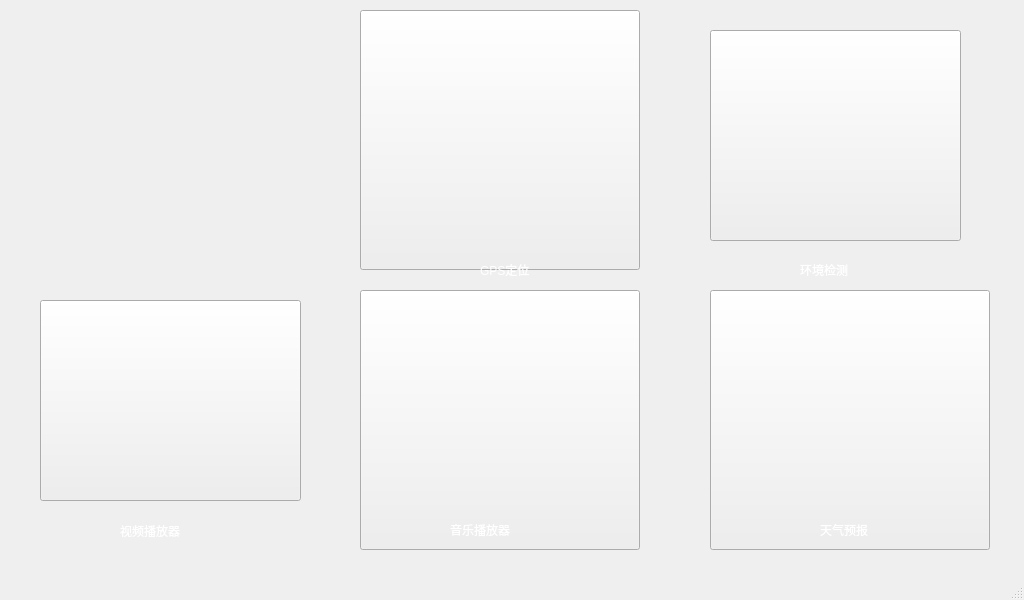
This is mainwindow.ui in flowe17r/LinuxCarSystem as Qt 5 draws it before an edit. The edited form follows.
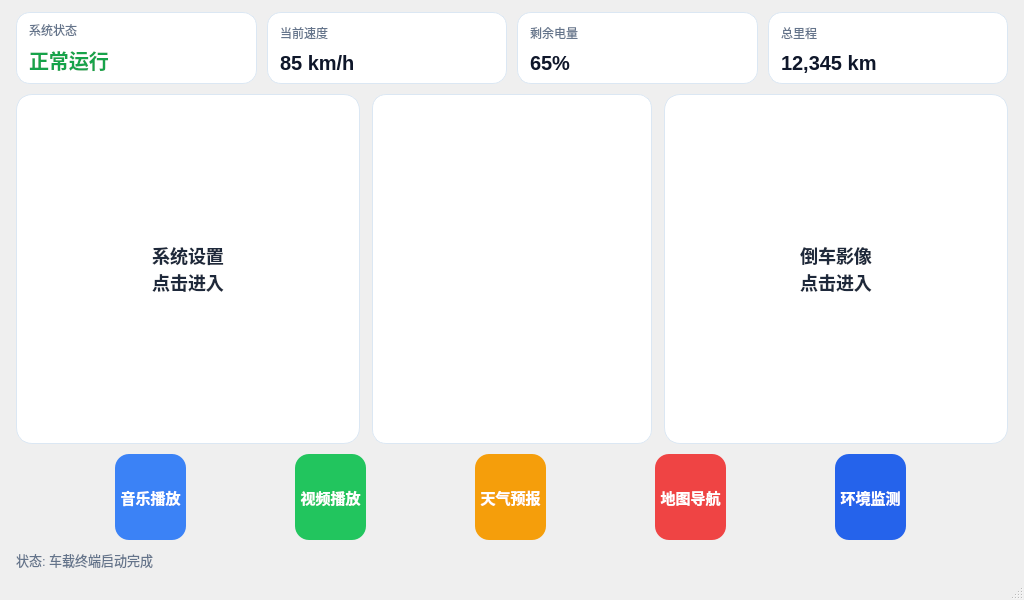
This is the edited form. Icons and pictures are not drawn. Custom widgets are drawn as their Qt base class.

Commit message: V1.2 新增摄像头采集、速度仪表盘、室内GPS定位、MQ135空气质量检测及设置页面

Diff of the .ui file:
```diff
--- a/mainwindow.ui
+++ b/mainwindow.ui
@@ -10,6 +10,12 @@
     <height>600</height>
    </rect>
   </property>
+  <property name="minimumSize">
+   <size>
+    <width>1024</width>
+    <height>600</height>
+   </size>
+  </property>
   <property name="maximumSize">
    <size>
     <width>1024</width>
@@ -21,210 +27,490 @@
   </property>
   <property name="styleSheet">
    <string notr="true">
-QMainWindow { border-image: url(:/images/1.jpg); }</string>
+QMainWindow, QWidget#centralwidget {
+  background: qlineargradient(x1:0, y1:0, x2:0, y2:1,
+    stop:0 #e8f4ff, stop:1 #f4f8fc);
+}
+QFrame#infoCard1, QFrame#infoCard2, QFrame#infoCard3, QFrame#infoCard4, QFrame#gaugeCard {
+  background-color: #ffffff;
+  border: 1px solid #dbe7f3;
+  border-radius: 14px;
+}
+QToolButton#btnSettings, QToolButton#btnCamera {
+  background-color: #ffffff;
+  border: 1px solid #dbe7f3;
+  border-radius: 16px;
+  color: #1e293b;
+  font-size: 18px;
+  font-weight: bold;
+  padding: 8px;
+}
+QToolButton#btnSettings:pressed, QToolButton#btnCamera:pressed {
+  background-color: #e0f2fe;
+}
+QLabel#titleStatus, QLabel#titleSpeed, QLabel#titleBattery, QLabel#titleOdo {
+  color: #64748b; font-size: 12px;
+}
+QLabel#labelSpeed, QLabel#labelBattery, QLabel#labelOdo {
+  color: #0f172a; font-size: 20px; font-weight: bold;
+}
+QLabel#footerLabel, QLabel#datelable, QLabel#timelable { color: #64748b; font-size: 13px; }
+</string>
   </property>
   <widget class="QWidget" name="centralwidget">
-   <widget class="QPushButton" name="pushButton">
-    <property name="geometry">
-     <rect>
-      <x>40</x>
-      <y>300</y>
-      <width>261</width>
-      <height>201</height>
-     </rect>
+   <layout class="QVBoxLayout" name="rootLayout">
+    <property name="spacing">
+     <number>10</number>
     </property>
-    <property name="styleSheet">
-     <string notr="true">QPushButton { border-image: url(:/images/Video1.png) }
-</string>
+    <property name="leftMargin">
+     <number>16</number>
     </property>
-    <property name="text">
-     <string/>
+    <property name="topMargin">
+     <number>12</number>
     </property>
-   </widget>
-   <widget class="QPushButton" name="pushButton_2">
-    <property name="geometry">
-     <rect>
-      <x>360</x>
-      <y>290</y>
-      <width>280</width>
-      <height>260</height>
-     </rect>
+    <property name="rightMargin">
+     <number>16</number>
     </property>
-    <property name="styleSheet">
-     <string notr="true">QPushButton { border-image: url(:/images/Music.png) }</string>
+    <property name="bottomMargin">
+     <number>8</number>
     </property>
-    <property name="text">
-     <string/>
-    </property>
-   </widget>
-   <widget class="QPushButton" name="pushButton_3">
-    <property name="geometry">
-     <rect>
-      <x>710</x>
-      <y>290</y>
-      <width>280</width>
-      <height>260</height>
-     </rect>
-    </property>
-    <property name="styleSheet">
-     <string notr="true">QPushButton { border-image: url(:/images/Weather.png) }</string>
-    </property>
-    <property name="text">
-     <string/>
-    </property>
-   </widget>
-   <widget class="QPushButton" name="pushButton_4">
-    <property name="geometry">
-     <rect>
-      <x>710</x>
-      <y>30</y>
-      <width>251</width>
-      <height>211</height>
-     </rect>
-    </property>
-    <property name="styleSheet">
-     <string notr="true">QPushButton { border-image: url(:/images/environment.png) }</string>
-    </property>
-    <property name="text">
-     <string/>
-    </property>
-   </widget>
-   <widget class="QPushButton" name="pushButton_5">
-    <property name="geometry">
-     <rect>
-      <x>360</x>
-      <y>10</y>
-      <width>280</width>
-      <height>260</height>
-     </rect>
-    </property>
-    <property name="styleSheet">
-     <string notr="true">QPushButton { border-image: url(:/images/gps.png) }</string>
-    </property>
-    <property name="text">
-     <string/>
-    </property>
-   </widget>
-   <widget class="QLabel" name="timelable">
-    <property name="geometry">
-     <rect>
-      <x>130</x>
-      <y>80</y>
-      <width>161</width>
-      <height>51</height>
-     </rect>
-    </property>
-    <property name="styleSheet">
-     <string notr="true">font: 75 20pt &quot;Agency FB&quot;;
-color: rgb(255, 255, 255);</string>
-    </property>
-    <property name="text">
-     <string/>
-    </property>
-   </widget>
-   <widget class="QLabel" name="datelable">
-    <property name="geometry">
-     <rect>
-      <x>20</x>
-      <y>160</y>
-      <width>321</width>
-      <height>51</height>
-     </rect>
-    </property>
-    <property name="styleSheet">
-     <string notr="true">font: 75 20pt &quot;Agency FB&quot;;
-color: rgb(255, 255, 255);
-</string>
-    </property>
-    <property name="text">
-     <string/>
-    </property>
-   </widget>
-   <widget class="QLabel" name="label">
-    <property name="geometry">
-     <rect>
-      <x>120</x>
-      <y>520</y>
-      <width>91</width>
-      <height>21</height>
-     </rect>
-    </property>
-    <property name="styleSheet">
-     <string notr="true">font: 10pt &quot;Agency FB&quot;;
-color: rgb(255, 255, 255);</string>
-    </property>
-    <property name="text">
-     <string>视频播放器</string>
-    </property>
-   </widget>
-   <widget class="QLabel" name="label_2">
-    <property name="geometry">
-     <rect>
-      <x>450</x>
-      <y>520</y>
-      <width>91</width>
-      <height>20</height>
-     </rect>
-    </property>
-    <property name="styleSheet">
-     <string notr="true">font: 10pt &quot;Agency FB&quot;;
-color: rgb(255, 255, 255);</string>
-    </property>
-    <property name="text">
-     <string>音乐播放器</string>
-    </property>
-   </widget>
-   <widget class="QLabel" name="label_3">
-    <property name="geometry">
-     <rect>
-      <x>820</x>
-      <y>520</y>
-      <width>91</width>
-      <height>20</height>
-     </rect>
-    </property>
-    <property name="styleSheet">
-     <string notr="true">font: 10pt &quot;Agency FB&quot;;
-color: rgb(255, 255, 255);</string>
-    </property>
-    <property name="text">
-     <string>天气预报</string>
-    </property>
-   </widget>
-   <widget class="QLabel" name="label_4">
-    <property name="geometry">
-     <rect>
-      <x>800</x>
-      <y>260</y>
-      <width>91</width>
-      <height>20</height>
-     </rect>
-    </property>
-    <property name="styleSheet">
-     <string notr="true">font: 10pt &quot;Agency FB&quot;;
-color: rgb(255, 255, 255);</string>
-    </property>
-    <property name="text">
-     <string>环境检测</string>
-    </property>
-   </widget>
-   <widget class="QLabel" name="label_5">
-    <property name="geometry">
-     <rect>
-      <x>480</x>
-      <y>260</y>
-      <width>71</width>
-      <height>20</height>
-     </rect>
-    </property>
-    <property name="styleSheet">
-     <string notr="true">color: rgb(255, 255, 255);
-font: 10pt &quot;Algerian&quot;;</string>
-    </property>
-    <property name="text">
-     <string>GPS定位</string>
-    </property>
-   </widget>
+    <item>
+     <layout class="QHBoxLayout" name="topRow">
+      <property name="spacing">
+       <number>10</number>
+      </property>
+      <item>
+       <widget class="QFrame" name="infoCard1">
+        <property name="minimumHeight">
+         <number>68</number>
+        </property>
+        <layout class="QVBoxLayout" name="statusCardLayout">
+         <property name="leftMargin">
+          <number>12</number>
+         </property>
+         <property name="topMargin">
+          <number>8</number>
+         </property>
+         <property name="rightMargin">
+          <number>12</number>
+         </property>
+         <property name="bottomMargin">
+          <number>8</number>
+         </property>
+         <item>
+          <widget class="QLabel" name="titleStatus">
+           <property name="text">
+            <string>系统状态</string>
+           </property>
+          </widget>
+         </item>
+         <item>
+          <widget class="QLabel" name="labelSysStatus">
+           <property name="styleSheet">
+            <string notr="true">color: #16a34a; font-size: 20px; font-weight: bold;</string>
+           </property>
+           <property name="text">
+            <string>正常运行</string>
+           </property>
+          </widget>
+         </item>
+        </layout>
+       </widget>
+      </item>
+      <item>
+       <widget class="QFrame" name="infoCard2">
+        <property name="minimumHeight">
+         <number>68</number>
+        </property>
+        <layout class="QVBoxLayout" name="speedCardLayout">
+         <property name="leftMargin">
+          <number>12</number>
+         </property>
+         <property name="topMargin">
+          <number>8</number>
+         </property>
+         <property name="rightMargin">
+          <number>12</number>
+         </property>
+         <property name="bottomMargin">
+          <number>8</number>
+         </property>
+         <item>
+          <widget class="QLabel" name="titleSpeed">
+           <property name="text">
+            <string>当前速度</string>
+           </property>
+          </widget>
+         </item>
+         <item>
+          <widget class="QLabel" name="labelSpeed">
+           <property name="text">
+            <string>85 km/h</string>
+           </property>
+          </widget>
+         </item>
+        </layout>
+       </widget>
+      </item>
+      <item>
+       <widget class="QFrame" name="infoCard3">
+        <property name="minimumHeight">
+         <number>68</number>
+        </property>
+        <layout class="QVBoxLayout" name="batteryCardLayout">
+         <property name="leftMargin">
+          <number>12</number>
+         </property>
+         <property name="topMargin">
+          <number>8</number>
+         </property>
+         <property name="rightMargin">
+          <number>12</number>
+         </property>
+         <property name="bottomMargin">
+          <number>8</number>
+         </property>
+         <item>
+          <widget class="QLabel" name="titleBattery">
+           <property name="text">
+            <string>剩余电量</string>
+           </property>
+          </widget>
+         </item>
+         <item>
+          <widget class="QLabel" name="labelBattery">
+           <property name="text">
+            <string>65%</string>
+           </property>
+          </widget>
+         </item>
+        </layout>
+       </widget>
+      </item>
+      <item>
+       <widget class="QFrame" name="infoCard4">
+        <property name="minimumHeight">
+         <number>68</number>
+        </property>
+        <layout class="QVBoxLayout" name="odoCardLayout">
+         <property name="leftMargin">
+          <number>12</number>
+         </property>
+         <property name="topMargin">
+          <number>8</number>
+         </property>
+         <property name="rightMargin">
+          <number>12</number>
+         </property>
+         <property name="bottomMargin">
+          <number>8</number>
+         </property>
+         <item>
+          <widget class="QLabel" name="titleOdo">
+           <property name="text">
+            <string>总里程</string>
+           </property>
+          </widget>
+         </item>
+         <item>
+          <widget class="QLabel" name="labelOdo">
+           <property name="text">
+            <string>12,345 km</string>
+           </property>
+          </widget>
+         </item>
+        </layout>
+       </widget>
+      </item>
+     </layout>
+    </item>
+    <item>
+     <layout class="QHBoxLayout" name="middleRow">
+      <property name="spacing">
+       <number>12</number>
+      </property>
+      <item>
+       <widget class="QToolButton" name="btnSettings">
+        <property name="sizePolicy">
+         <sizepolicy hsizetype="Expanding" vsizetype="Expanding">
+          <horstretch>0</horstretch>
+          <verstretch>0</verstretch>
+         </sizepolicy>
+        </property>
+        <property name="minimumSize">
+         <size>
+          <width>220</width>
+          <height>220</height>
+         </size>
+        </property>
+        <property name="text">
+         <string>系统设置
+点击进入</string>
+        </property>
+        <property name="icon">
+         <iconset resource="res.qrc">
+          <normaloff>:/images/sunrise.png</normaloff>:/images/sunrise.png</iconset>
+        </property>
+        <property name="iconSize">
+         <size>
+          <width>56</width>
+          <height>56</height>
+         </size>
+        </property>
+        <property name="toolButtonStyle">
+         <enum>Qt::ToolButtonTextUnderIcon</enum>
+        </property>
+       </widget>
+      </item>
+      <item>
+       <widget class="QFrame" name="gaugeCard">
+        <property name="minimumSize">
+         <size>
+          <width>280</width>
+          <height>240</height>
+         </size>
+        </property>
+        <layout class="QVBoxLayout" name="gaugeLayout">
+         <property name="leftMargin">
+          <number>6</number>
+         </property>
+         <property name="topMargin">
+          <number>6</number>
+         </property>
+         <property name="rightMargin">
+          <number>6</number>
+         </property>
+         <property name="bottomMargin">
+          <number>6</number>
+         </property>
+         <item>
+          <widget class="SpeedGauge" name="speedGauge" native="true"/>
+         </item>
+        </layout>
+       </widget>
+      </item>
+      <item>
+       <widget class="QToolButton" name="btnCamera">
+        <property name="sizePolicy">
+         <sizepolicy hsizetype="Expanding" vsizetype="Expanding">
+          <horstretch>0</horstretch>
+          <verstretch>0</verstretch>
+         </sizepolicy>
+        </property>
+        <property name="minimumSize">
+         <size>
+          <width>220</width>
+          <height>220</height>
+         </size>
+        </property>
+        <property name="text">
+         <string>倒车影像
+点击进入</string>
+        </property>
+        <property name="icon">
+         <iconset resource="res.qrc">
+          <normaloff>:/images/car.png</normaloff>:/images/car.png</iconset>
+        </property>
+        <property name="iconSize">
+         <size>
+          <width>56</width>
+          <height>56</height>
+         </size>
+        </property>
+        <property name="toolButtonStyle">
+         <enum>Qt::ToolButtonTextUnderIcon</enum>
+        </property>
+       </widget>
+      </item>
+     </layout>
+    </item>
+    <item>
+     <layout class="QHBoxLayout" name="navRow">
+      <property name="spacing">
+       <number>10</number>
+      </property>
+      <item>
+       <widget class="QToolButton" name="pushButton_2">
+        <property name="minimumSize">
+         <size>
+          <width>0</width>
+          <height>86</height>
+         </size>
+        </property>
+        <property name="styleSheet">
+         <string notr="true">color:white; border:none; border-radius:14px; background-color:#3b82f6; font-size:15px; font-weight:bold;</string>
+        </property>
+        <property name="text">
+         <string>音乐播放</string>
+        </property>
+        <property name="icon">
+         <iconset resource="res.qrc">
+          <normaloff>:/images/Music.png</normaloff>:/images/Music.png</iconset>
+        </property>
+        <property name="iconSize">
+         <size>
+          <width>40</width>
+          <height>40</height>
+         </size>
+        </property>
+        <property name="toolButtonStyle">
+         <enum>Qt::ToolButtonTextUnderIcon</enum>
+        </property>
+       </widget>
+      </item>
+      <item>
+       <widget class="QToolButton" name="pushButton">
+        <property name="minimumSize">
+         <size>
+          <width>0</width>
+          <height>86</height>
+         </size>
+        </property>
+        <property name="styleSheet">
+         <string notr="true">color:white; border:none; border-radius:14px; background-color:#22c55e; font-size:15px; font-weight:bold;</string>
+        </property>
+        <property name="text">
+         <string>视频播放</string>
+        </property>
+        <property name="icon">
+         <iconset resource="res.qrc">
+          <normaloff>:/images/Video1.png</normaloff>:/images/Video1.png</iconset>
+        </property>
+        <property name="iconSize">
+         <size>
+          <width>40</width>
+          <height>40</height>
+         </size>
+        </property>
+        <property name="toolButtonStyle">
+         <enum>Qt::ToolButtonTextUnderIcon</enum>
+        </property>
+       </widget>
+      </item>
+      <item>
+       <widget class="QToolButton" name="pushButton_3">
+        <property name="minimumSize">
+         <size>
+          <width>0</width>
+          <height>86</height>
+         </size>
+        </property>
+        <property name="styleSheet">
+         <string notr="true">color:white; border:none; border-radius:14px; background-color:#f59e0b; font-size:15px; font-weight:bold;</string>
+        </property>
+        <property name="text">
+         <string>天气预报</string>
+        </property>
+        <property name="icon">
+         <iconset resource="res.qrc">
+          <normaloff>:/images/Weather.png</normaloff>:/images/Weather.png</iconset>
+        </property>
+        <property name="iconSize">
+         <size>
+          <width>40</width>
+          <height>40</height>
+         </size>
+        </property>
+        <property name="toolButtonStyle">
+         <enum>Qt::ToolButtonTextUnderIcon</enum>
+        </property>
+       </widget>
+      </item>
+      <item>
+       <widget class="QToolButton" name="pushButton_5">
+        <property name="minimumSize">
+         <size>
+          <width>0</width>
+          <height>86</height>
+         </size>
+        </property>
+        <property name="styleSheet">
+         <string notr="true">color:white; border:none; border-radius:14px; background-color:#ef4444; font-size:15px; font-weight:bold;</string>
+        </property>
+        <property name="text">
+         <string>地图导航</string>
+        </property>
+        <property name="icon">
+         <iconset resource="res.qrc">
+          <normaloff>:/images/gps.png</normaloff>:/images/gps.png</iconset>
+        </property>
+        <property name="iconSize">
+         <size>
+          <width>40</width>
+          <height>40</height>
+         </size>
+        </property>
+        <property name="toolButtonStyle">
+         <enum>Qt::ToolButtonTextUnderIcon</enum>
+        </property>
+       </widget>
+      </item>
+      <item>
+       <widget class="QToolButton" name="pushButton_4">
+        <property name="minimumSize">
+         <size>
+          <width>0</width>
+          <height>86</height>
+         </size>
+        </property>
+        <property name="styleSheet">
+         <string notr="true">color:white; border:none; border-radius:14px; background-color:#2563eb; font-size:15px; font-weight:bold;</string>
+        </property>
+        <property name="text">
+         <string>环境监测</string>
+        </property>
+        <property name="icon">
+         <iconset resource="res.qrc">
+          <normaloff>:/images/environment.png</normaloff>:/images/environment.png</iconset>
+        </property>
+        <property name="iconSize">
+         <size>
+          <width>40</width>
+          <height>40</height>
+         </size>
+        </property>
+        <property name="toolButtonStyle">
+         <enum>Qt::ToolButtonTextUnderIcon</enum>
+        </property>
+       </widget>
+      </item>
+     </layout>
+    </item>
+    <item>
+     <layout class="QHBoxLayout" name="footerRow">
+      <item>
+       <widget class="QLabel" name="footerLabel">
+        <property name="text">
+         <string>状态: 车载终端启动完成</string>
+        </property>
+       </widget>
+      </item>
+      <item>
+       <widget class="QLabel" name="datelable">
+        <property name="alignment">
+         <set>Qt::AlignRight|Qt::AlignTrailing|Qt::AlignVCenter</set>
+        </property>
+        <property name="text">
+         <string/>
+        </property>
+       </widget>
+      </item>
+      <item>
+       <widget class="QLabel" name="timelable">
+        <property name="minimumWidth">
+         <number>90</number>
+        </property>
+        <property name="alignment">
+         <set>Qt::AlignRight|Qt::AlignTrailing|Qt::AlignVCenter</set>
+        </property>
+        <property name="text">
+         <string/>
+        </property>
+       </widget>
+      </item>
+     </layout>
+    </item>
+   </layout>
   </widget>
   <widget class="QMenuBar" name="menubar">
    <property name="geometry">
@@ -238,6 +524,16 @@
   </widget>
   <widget class="QStatusBar" name="statusbar"/>
  </widget>
- <resources/>
+ <customwidgets>
+  <customwidget>
+   <class>SpeedGauge</class>
+   <extends>QWidget</extends>
+   <header>speedgauge.h</header>
+   <container>1</container>
+  </customwidget>
+ </customwidgets>
+ <resources>
+  <include location="res.qrc"/>
+ </resources>
  <connections/>
 </ui>
```
Left out of the diff: 19 changed lines with no effect on the pictures. The commit also changes 33 other files.
